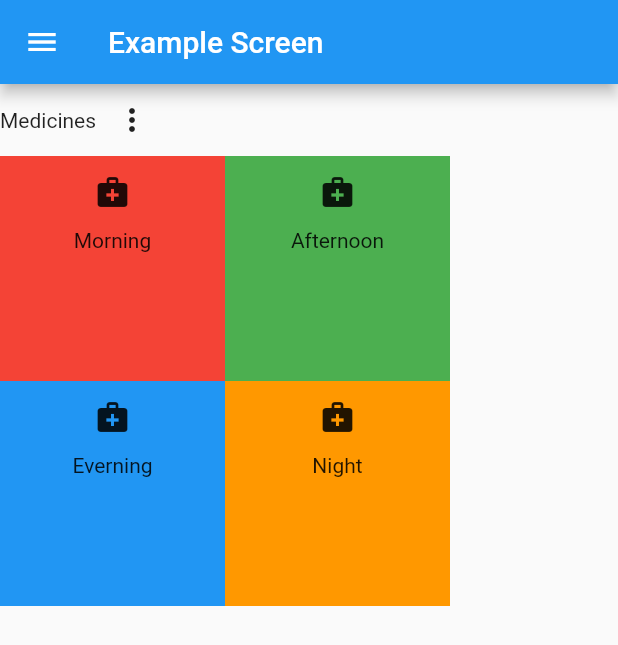
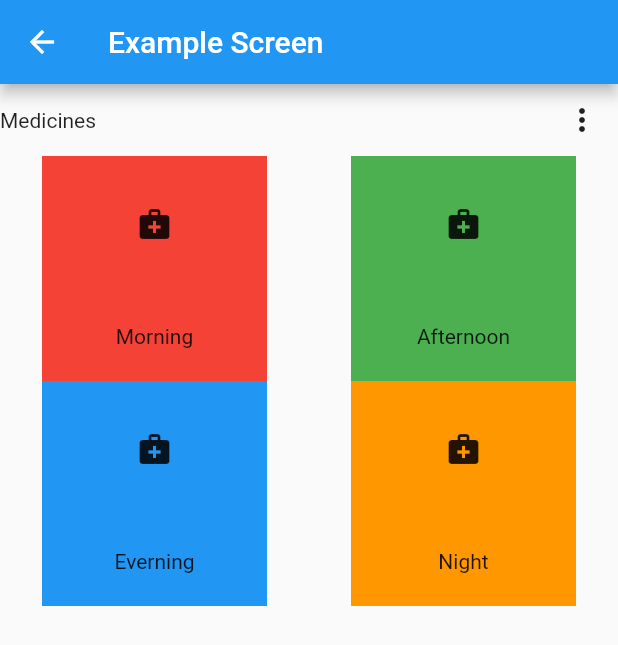
Before and after one commit to Mickuppom/flutter_application_1, a Flutter app: the ExampleScreen screen opened directly, on a phone screen of 412 x 824 dp. Shown: the top 645 px of the screen. Run offline on Flutter 3.47's test engine with Material 2 defaults, Android fonts, the phone set to English and light mode, and no system bars.

Commit message:
Update example_screen.dart

```diff
--- a/lib/screen/example_screen.dart
+++ b/lib/screen/example_screen.dart
@@ -12,7 +12,6 @@ class _ExampleScreenState extends State<ExampleScreen> {
   Widget build(BuildContext context) {
     return Container(
       child: Scaffold(
-        drawer: Drawer(),
         appBar: AppBar(
           title: Text(
             "Example Screen",
@@ -23,6 +22,7 @@ class _ExampleScreenState extends State<ExampleScreen> {
             children: [
               Container(
                 child: Row(
+                  mainAxisAlignment: MainAxisAlignment.spaceBetween,
                   children: [
                     Text("Medicines"),
                     PopupMenuButton(
@@ -42,13 +42,17 @@ class _ExampleScreenState extends State<ExampleScreen> {
               ),
               Container(
                 child: Column(
+                  mainAxisAlignment: MainAxisAlignment.spaceAround,
                   children: [
-                    Row(children: [
+                    Row(
+                        mainAxisAlignment: MainAxisAlignment.spaceAround,
+                        children: [
                           Container(
                             width: 150,
                             height: 150,
                             color: Colors.red,
                             child: Column(
+                              mainAxisAlignment: MainAxisAlignment.spaceAround,
                               children: [
                                 IconButton(
                                   icon: Icon(Icons.medical_services),
@@ -63,6 +67,7 @@ class _ExampleScreenState extends State<ExampleScreen> {
                             height: 150,
                             color: Colors.green,
                             child: Column(
+                              mainAxisAlignment: MainAxisAlignment.spaceAround,
                               children: [
                                 IconButton(
                                   icon: Icon(Icons.medical_services),
@@ -73,12 +78,15 @@ class _ExampleScreenState extends State<ExampleScreen> {
                             ),
                           ),
                         ]),
-                    Row(children: [
+                    Row(
+                        mainAxisAlignment: MainAxisAlignment.spaceAround,
+                        children: [
                           Container(
                             width: 150,
                             height: 150,
                             color: Colors.blue,
                             child: Column(
+                              mainAxisAlignment: MainAxisAlignment.spaceAround,
                               children: [
                                 IconButton(
                                   icon: Icon(Icons.medical_services),
@@ -93,6 +101,7 @@ class _ExampleScreenState extends State<ExampleScreen> {
                             height: 150,
                             color: Colors.orange,
                             child: Column(
+                              mainAxisAlignment: MainAxisAlignment.spaceAround,
                               children: [
                                 IconButton(
                                   icon: Icon(Icons.medical_services),
```
Lines whose indentation alone changed are shown as unchanged.
